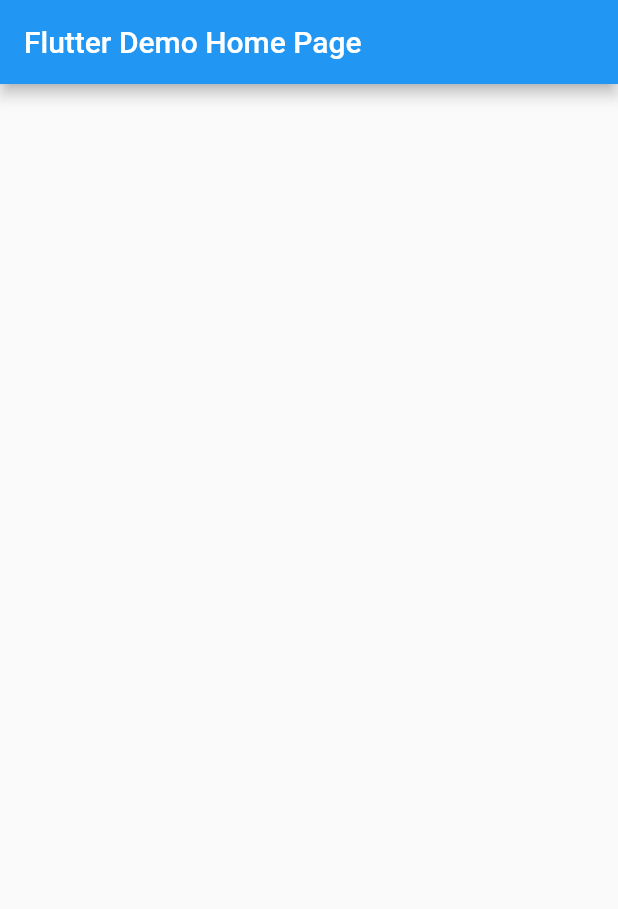
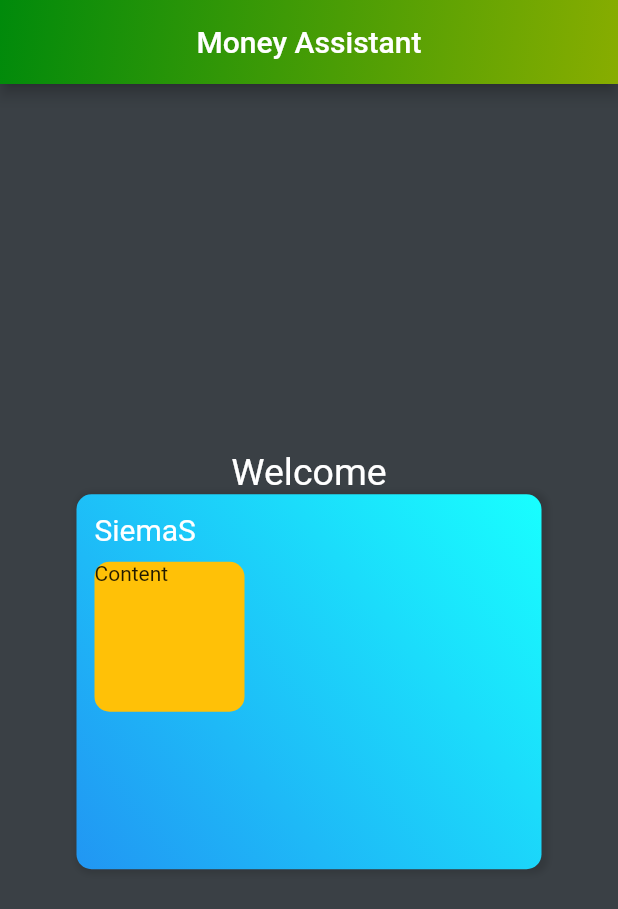
Before and after one commit to KrystianZakrys/MoneyAssistant, a Flutter app: the screen it shows after launch, on a phone screen of 412 x 824 dp. Shown: the top 909 px of the screen. Run offline on Flutter 3.47's test engine with Material 2 defaults, Android fonts, the phone set to English and light mode, and no system bars; our stand-ins replace charts_flutter.

Commit message:
MA-1 - Added first CustomCard custom widget and imported dependency on charts

```diff
--- /dev/null
+++ b/lib/custom_card.dart
@@ -0,0 +1,61 @@
+import 'package:flutter/material.dart';
+
+class CustomCard extends StatefulWidget {
+  const CustomCard(
+      {Key key,
+      this.title,
+      this.width,
+      this.height,
+      this.bgGradient,
+      this.children})
+      : super(key: key);
+
+  final String title;
+  final double width;
+  final double height;
+  final LinearGradient bgGradient;
+  final List<Widget> children;
+
+  @override
+  _CustomCardState createState() => _CustomCardState();
+}
+
+class _CustomCardState extends State<CustomCard> {
+  @override
+  Widget build(BuildContext context) {
+    return Container(
+        padding: EdgeInsets.all(12),
+        width: widget.width,
+        height: widget.height,
+        decoration: BoxDecoration(
+            gradient: widget.bgGradient,
+            color: Color.fromRGBO(242, 250, 250, 1),
+            borderRadius: BorderRadius.circular(10),
+            boxShadow: [
+              BoxShadow(
+                  color: Colors.black12,
+                  spreadRadius: 2,
+                  blurRadius: 3,
+                  offset: Offset(2, 1))
+            ]),
+        constraints: BoxConstraints(minHeight: 200, minWidth: 200),
+        child: Center(
+            child: Column(children: <Widget>[
+          Row(children: [
+            Container(
+                margin: EdgeInsets.only(bottom: 10),
+                child: Text(widget.title,
+                    style: TextStyle(color: Colors.white, fontSize: 20))),
+          ]),
+          Row(
+            children: widget.children ??
+                [
+                  Text(
+                    'No content',
+                    style: TextStyle(color: Colors.black38),
+                  )
+                ],
+          )
+        ])));
+  }
+}
--- a/lib/main.dart
+++ b/lib/main.dart
@@ -1,18 +1,30 @@
+import 'package:charts_flutter/flutter.dart' as charts;
 import 'package:flutter/material.dart';
+import 'custom_card.dart';
 
 void main() {
   runApp(MyApp());
 }
 
+List<Color> appBarColors = <Color>[
+  Color.fromRGBO(0, 138, 11, 1),
+  Color.fromRGBO(136, 173, 0, 1)
+];
+
+Color bgColor = Color.fromRGBO(58, 64, 69, 1);
+
+Color textColor = Colors.white;
+
 class MyApp extends StatelessWidget {
   @override
   Widget build(BuildContext context) {
     return MaterialApp(
-      title: 'Flutter Demo',
+      title: 'MoneyAssistant',
       theme: ThemeData(
-        primarySwatch: Colors.blue,
-      ),
-      home: MyHomePage(title: 'Flutter Demo Home Page'),
+          primarySwatch: Colors.blue,
+          backgroundColor: Colors.grey,
+          bottomAppBarColor: Colors.transparent),
+      home: MyHomePage(title: 'Money Assistant'),
     );
   }
 }
@@ -30,13 +42,47 @@
   @override
   Widget build(BuildContext context) {
     return Scaffold(
+        backgroundColor: bgColor,
         appBar: AppBar(
+          centerTitle: true,
           title: Text(widget.title),
+          flexibleSpace: Container(
+            decoration: BoxDecoration(
+                gradient: LinearGradient(
+                    begin: Alignment.topLeft,
+                    end: Alignment.bottomRight,
+                    colors: appBarColors)),
+          ),
         ),
         body: Center(
           child: Column(
             mainAxisAlignment: MainAxisAlignment.center,
-            children: <Widget>[],
+            children: <Widget>[
+              Text(
+                'Welcome',
+                style: TextStyle(color: textColor, fontSize: 25),
+              ),
+              CustomCard(
+                title: 'SiemaS',
+                width: 310,
+                height: 250,
+                bgGradient: LinearGradient(
+                  begin: Alignment.topRight,
+                  end: Alignment.bottomLeft,
+                  colors: [Colors.cyanAccent, Colors.blue],
+                ),
+                children: <Widget>[
+                  Container(
+                    width: 100,
+                    height: 100,
+                    decoration: BoxDecoration(
+                        color: Colors.amber,
+                        borderRadius: BorderRadius.circular(10)),
+                    child: Text('Content'),
+                  )
+                ],
+              )
+            ],
           ),
         ));
   }
--- a/pubspec.yaml
+++ b/pubspec.yaml
@@ -21,6 +21,7 @@
   sdk: ">=2.7.0 <3.0.0"
 
 dependencies:
+  charts_flutter: ^0.9.0
   flutter:
     sdk: flutter
 
```
Also changed, not shown: pubspec.lock.
